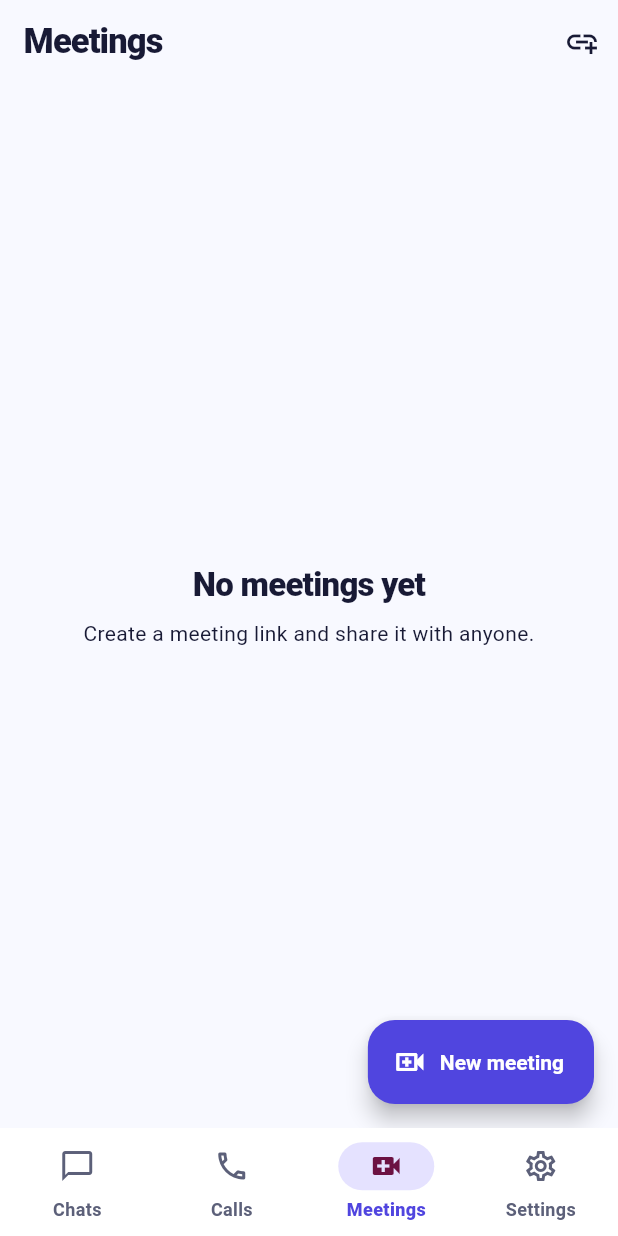
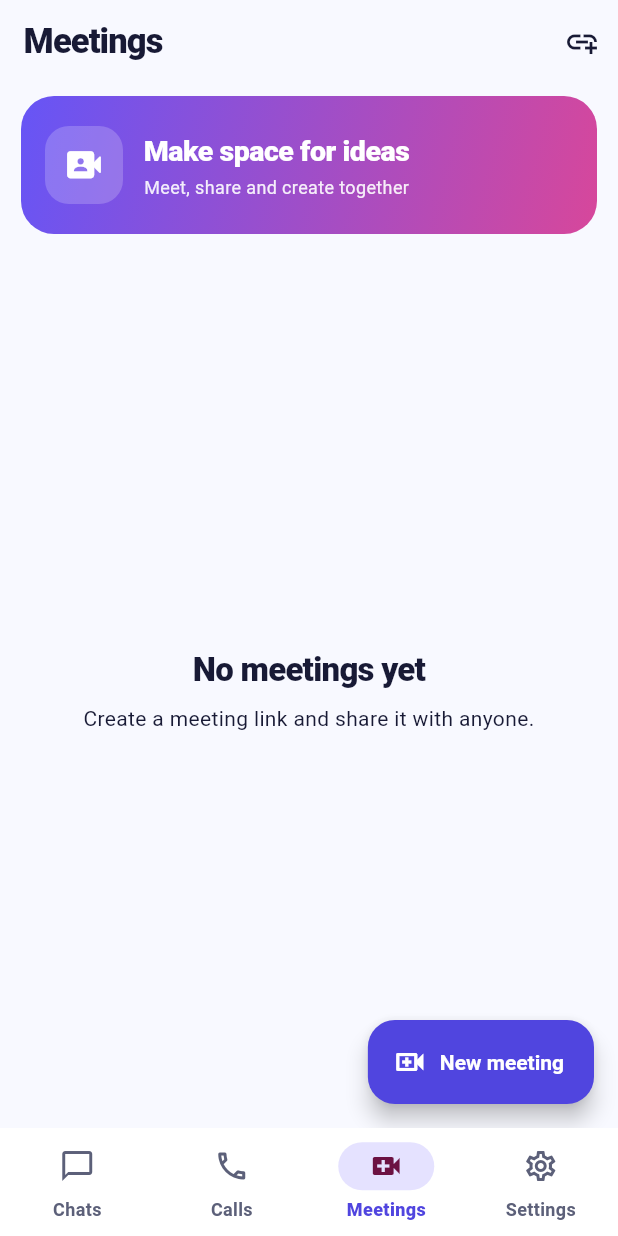
Before and after one commit to kunalz06/coms, a Flutter app: the MeetingsScreen screen opened by its route, on a phone screen of 412 x 824 dp. Run offline on Flutter 3.47's test engine with Material 3 defaults, Android fonts, the phone set to English and light mode, and no system bars; our stand-ins replace dio, file_picker, firebase_auth, firebase_core, firebase_messaging, flutter_riverpod and 8 more; missing offline and left inert: dart:html, flutter_webrtc, record; accounts and stored records are empty.

Commit message:
feat(ui): modernize navigation and feature surfaces

```diff
--- a/lib/features/meetings/presentation/meetings_screen.dart
+++ b/lib/features/meetings/presentation/meetings_screen.dart
@@ -7,6 +7,7 @@ import 'package:share_plus/share_plus.dart';
 
 import '../../../app/router/app_routes.dart';
 import '../../../shared/widgets/state_views.dart';
+import '../../../shared/widgets/comms_feature_banner.dart';
 import '../data/meeting_models.dart';
 import '../data/meeting_repository.dart';
 
@@ -25,6 +26,14 @@ class MeetingsScreen extends ConsumerWidget {
     return Scaffold(
       appBar: AppBar(
         title: const Text('Meetings'),
+        bottom: const PreferredSize(
+          preferredSize: Size.fromHeight(114),
+          child: CommsFeatureBanner(
+            title: 'Make space for ideas',
+            subtitle: 'Meet, share and create together',
+            icon: Icons.video_camera_front_rounded,
+          ),
+        ),
         actions: [
           IconButton(
             tooltip: 'Create meeting link',
@@ -49,7 +58,7 @@ class MeetingsScreen extends ConsumerWidget {
           final live = items.where((meeting) => !meeting.isEnded).toList();
           final past = items.where((meeting) => meeting.isEnded).toList();
           return ListView(
-            padding: const EdgeInsets.all(16),
+            padding: const EdgeInsets.fromLTRB(16, 4, 16, 100),
             children: [
               if (live.isNotEmpty) ...[
                 Text('Live and upcoming',
```
